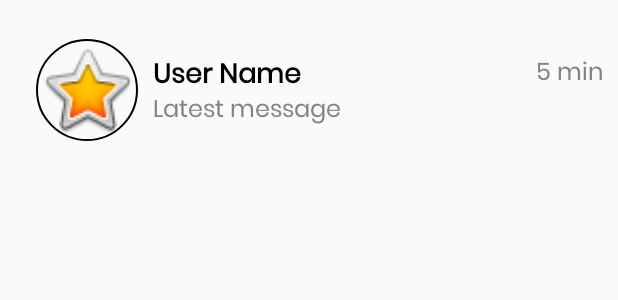
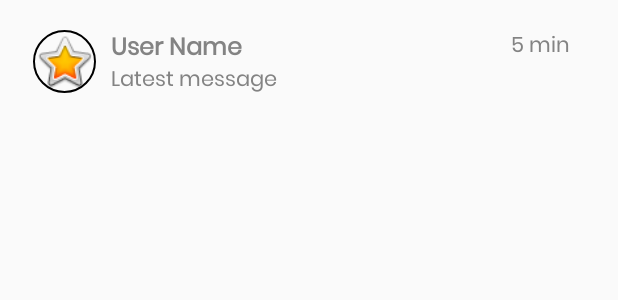
Before and after one commit to talhamughal1997/ChatApp, an Android app: the layout latest_message_row.xml on its own in the app's theme, with its tools: preview values and no code run, on a phone screen of 412 x 824 dp. Shown: the top 300 px of the screen. Run offline under Robolectric (Android 15) with nearby library versions, the phone set to English and light mode, and no system bars.

Commit message:
latest messages ui tweaks

```diff
--- a/app/src/main/res/layout/latest_message_row.xml
+++ b/app/src/main/res/layout/latest_message_row.xml
@@ -2,17 +2,15 @@
 <androidx.constraintlayout.widget.ConstraintLayout xmlns:android="http://schemas.android.com/apk/res/android"
     xmlns:app="http://schemas.android.com/apk/res-auto"
     android:layout_width="match_parent"
-    android:layout_height="120dp">
+    android:paddingHorizontal="22sp"
+    android:paddingVertical="20dp"
+    android:layout_height="wrap_content">
 
 
     <de.hdodenhof.circleimageview.CircleImageView
         android:id="@+id/imageview_latest_message"
-        android:layout_width="68dp"
-        android:layout_height="68dp"
-        android:layout_marginStart="24dp"
-        android:layout_marginLeft="24dp"
-        android:layout_marginTop="8dp"
-        android:layout_marginBottom="8dp"
+        android:layout_width="42dp"
+        android:layout_height="42dp"
         app:civ_border_width="1dp"
         app:layout_constraintBottom_toBottomOf="parent"
         app:layout_constraintStart_toStartOf="parent"
@@ -21,19 +19,20 @@
 
     <TextView
         android:id="@+id/username_textview_latest_message"
-        style="@style/H4"
+        style="@style/H5"
         android:layout_marginStart="10dp"
         android:text="@string/user_name"
+        android:textStyle="bold"
         app:layout_constraintBottom_toTopOf="@+id/message_textview_latest_message"
         app:layout_constraintStart_toEndOf="@+id/imageview_latest_message"
         app:layout_constraintHorizontal_bias="0"
         app:layout_constraintEnd_toStartOf="@id/tv_time_ago"
         app:layout_constraintTop_toTopOf="@id/imageview_latest_message"
-        app:layout_constraintVertical_chainStyle="packed" />
+        app:layout_constraintVertical_chainStyle="spread" />
 
     <TextView
         android:id="@+id/message_textview_latest_message"
-        style="@style/H5"
+        style="@style/H6"
         android:text="Latest message"
         app:layout_constraintBottom_toBottomOf="@id/imageview_latest_message"
         app:layout_constraintEnd_toEndOf="parent"
@@ -43,7 +42,7 @@
 
     <TextView
         android:id="@+id/tv_time_ago"
-        style="@style/H5"
+        style="@style/H6"
         app:layout_constraintEnd_toEndOf="parent"
         app:layout_constraintTop_toTopOf="@id/username_textview_latest_message"
         android:text="5 min"
--- a/app/src/main/res/values/styles.xml
+++ b/app/src/main/res/values/styles.xml
@@ -68,6 +68,15 @@
         <item name="android:textAlignment">center</item>
     </style>
 
+  <style name="H6">
+        <item name="android:textSize">14sp</item>
+        <item name="android:layout_width">wrap_content</item>
+        <item name="android:layout_height">wrap_content</item>
+        <item name="android:textStyle">normal</item>
+        <item name="android:textColor">@color/colorGray</item>
+        <item name="android:textAlignment">center</item>
+    </style>
+
  <style name="TextInputStyle" >
      <item name="android:layout_width">0dp</item>
      <item name="android:layout_height">wrap_content</item>
```
